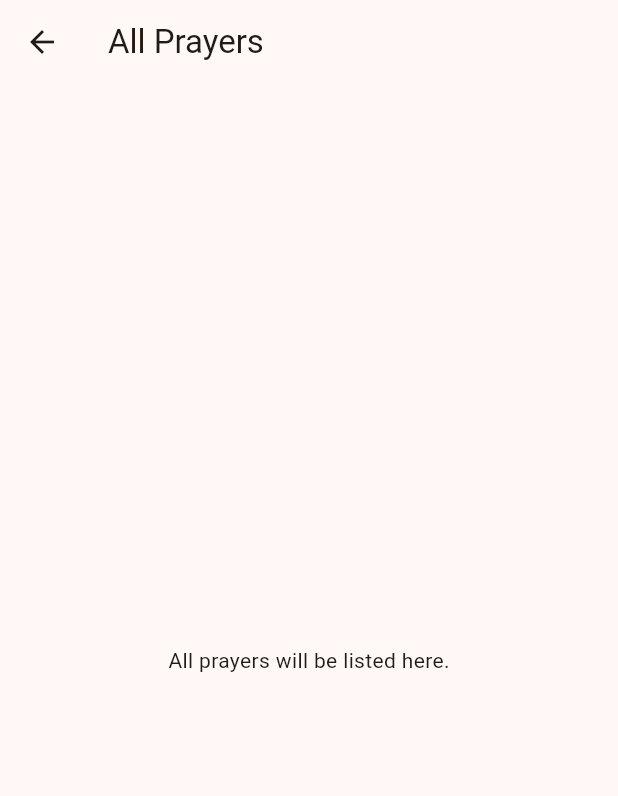
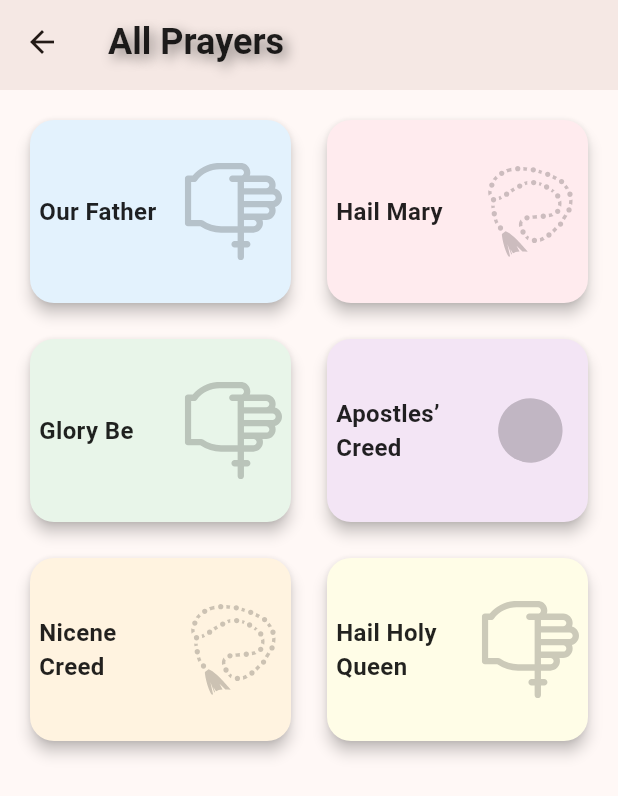
Before and after one commit to katendejericho5/catholicpal2, a Flutter app: the screen it shows after launch, after a tap on "See All", on a phone screen of 412 x 824 dp. Shown: the top 796 px of the screen. Run offline on Flutter 3.47's test engine with Material 3 defaults, Android fonts, the light colour scheme and no system bars; our stand-ins replace expandable, flutter_svg, font_awesome_flutter, get, scroll_to_index, scrollable_positioned_list and 1 more; missing offline and left inert: clipboard; network calls fail.

Commit message:
al prayers

```diff
--- a/catholicpal/lib/screens/home/all_prayers_page.dart
+++ b/catholicpal/lib/screens/home/all_prayers_page.dart
@@ -1,16 +1,72 @@
+import 'package:catholicpal/screens/widgets/cards.dart';
+import 'package:catholicpal/screens/widgets/custom_appbar.dart';
 import 'package:flutter/material.dart';
 
 class AllPrayersPage extends StatelessWidget {
-  const AllPrayersPage({super.key});
+  final List<CardWidget> prayers = [
+    CardWidget(
+      title: 'Our Father',
+      color: Colors.blue[50]!,
+      iconPath: 'assets/prayer-svgrepo-com.svg',
+    ),
+    CardWidget(
+      title: 'Hail Mary',
+      color: Colors.red[50]!,
+      iconPath: 'assets/prayer-beads-svgrepo-com.svg',
+    ),
+    CardWidget(
+      title: 'Glory Be',
+      color: Colors.green[50]!,
+      iconPath: 'assets/prayer-svgrepo-com.svg',
+    ),
+    CardWidget(
+      title: 'Apostles’ Creed',
+      color: const Color(0xFFF3E5F5),
+      iconPath: 'assets/breviary-svgrepo-com.svg',
+    ),
+    CardWidget(
+      title: 'Nicene Creed',
+      color: Colors.orange[50]!,
+      iconPath: 'assets/prayer-beads-svgrepo-com.svg',
+    ),
+    CardWidget(
+      title: 'Hail Holy Queen',
+      color: Colors.yellow[50]!,
+      iconPath: 'assets/prayer-svgrepo-com.svg',
+    ),
+    // Add more prayers as needed
+  ];
+
+  AllPrayersPage({super.key});
 
   @override
   Widget build(BuildContext context) {
     return Scaffold(
-      appBar: AppBar(
-        title: const Text('All Prayers'),
+      appBar: const CustomAppBar(
+        title: 'All Prayers',
+        // icon: Icons.menu_book_rounded,
+        // iconColor: Colors.deepOrange,
       ),
-      body: const Center(
-        child: Text('All prayers will be listed here.'),
+      body: GridView.builder(
+        padding: const EdgeInsets.all(16),
+        gridDelegate: const SliverGridDelegateWithFixedCrossAxisCount(
+          crossAxisCount: 2,
+          childAspectRatio: 1.4, // Adjust height of the cards
+          crossAxisSpacing: 16,
+          mainAxisSpacing: 16,
+        ),
+        itemCount: prayers.length,
+        itemBuilder: (context, index) {
+          final prayer = prayers[index];
+          return CardWidget(
+            title: prayer.title,
+            color: prayer.color,
+            iconPath: prayer.iconPath,
+            onTap: () {
+              // Handle prayer card tap
+            },
+          );
+        },
       ),
     );
   }
--- a/catholicpal/lib/screens/home/dashboard_page.dart
+++ b/catholicpal/lib/screens/home/dashboard_page.dart
@@ -87,8 +87,7 @@ class HomeContent extends StatelessWidget {
                   onTap: () {
                     Navigator.push(
                       context,
-                      MaterialPageRoute(
-                          builder: (context) => const AllPrayersPage()),
+                      MaterialPageRoute(builder: (context) => AllPrayersPage()),
                     );
                   },
                   child: Container(
--- a/catholicpal/lib/screens/home/devotions_page.dart
+++ b/catholicpal/lib/screens/home/devotions_page.dart
@@ -1,39 +1,39 @@
+import 'package:catholicpal/screens/widgets/cards.dart';
+import 'package:catholicpal/screens/widgets/custom_appbar.dart';
 import 'package:flutter/material.dart';
-import 'package:flutter_svg/flutter_svg.dart';
 
 class DevotionsPage extends StatelessWidget {
-  final List<DevotionCard> devotions = [
-    DevotionCard(
+  final List<CardWidget> devotions = [
+    CardWidget(
       title: 'Rosary',
       color: Colors.blue[50]!,
       iconPath: 'assets/breviary-svgrepo-com.svg',
     ),
-    DevotionCard(
+    CardWidget(
       title: 'Divine Mercy',
       color: Colors.red[50]!,
       iconPath: 'assets/breviary-svgrepo-com.svg',
     ),
-    DevotionCard(
+    CardWidget(
       title: 'Stations of the Cross',
       color: Colors.green[50]!,
       iconPath: 'assets/prayer-svgrepo-com.svg',
     ),
-    DevotionCard(
+    const CardWidget(
       title: 'Novenas',
-      color: const Color(0xFFF3E5F5),
+      color: Color(0xFFF3E5F5),
       iconPath: 'assets/prayer-svgrepo-com.svg',
     ),
-    DevotionCard(
+    CardWidget(
       title: 'Litanies',
       color: Colors.orange[50]!,
       iconPath: 'assets/breviary-svgrepo-com.svg',
     ),
-    DevotionCard(
+    CardWidget(
       title: 'Adoration',
       color: Colors.yellow[50]!,
       iconPath: 'assets/prayer-beads-svgrepo-com.svg',
     ),
-    // Add more devotions as needed
   ];
 
   DevotionsPage({super.key});
@@ -41,86 +41,32 @@ class DevotionsPage extends StatelessWidget {
   @override
   Widget build(BuildContext context) {
     return Scaffold(
-      appBar: AppBar(
-        title: const Text('Devotions'),
-        centerTitle: true,
+      appBar: const CustomAppBar(
+        title: 'Devotions',
+        icon: Icons.favorite,
+        iconColor: Colors.deepOrange,
       ),
       body: GridView.builder(
         padding: const EdgeInsets.all(16),
         gridDelegate: const SliverGridDelegateWithFixedCrossAxisCount(
           crossAxisCount: 2,
-          childAspectRatio: 1.4, // Slightly adjust height
+          childAspectRatio: 1.4,
           crossAxisSpacing: 16,
           mainAxisSpacing: 16,
         ),
         itemCount: devotions.length,
         itemBuilder: (context, index) {
-          return DevotionCardWidget(devotion: devotions[index]);
+          final devotion = devotions[index];
+          return CardWidget(
+            title: devotion.title,
+            color: devotion.color,
+            iconPath: devotion.iconPath,
+            onTap: () {
+              // Handle card tap
+            },
+          );
         },
       ),
     );
   }
 }
-
-class DevotionCard {
-  final String title;
-  final Color color;
-  final String iconPath;
-
-  DevotionCard({
-    required this.title,
-    required this.color,
-    required this.iconPath,
-  });
-}
-
-class DevotionCardWidget extends StatelessWidget {
-  final DevotionCard devotion;
-
-  const DevotionCardWidget({super.key, required this.devotion});
-
-  @override
-  Widget build(BuildContext context) {
-    return Card(
-      elevation: 4,
-      shape: RoundedRectangleBorder(
-        borderRadius: BorderRadius.circular(16),
-      ),
-      color: devotion.color,
-      child: InkWell(
-        onTap: () {
-          // Handle card tap
-        },
-        child: Padding(
-          padding: const EdgeInsets.symmetric(horizontal: 16.0, vertical: 20.0), // Increased padding for better spacing
-          child: Row(
-            children: [
-              Expanded(
-                flex: 3,
-                child: Text(
-                  devotion.title,
-                  style: const TextStyle(
-                    fontSize: 20, // Increased font size for better readability
-                    fontWeight: FontWeight.w600, // Increased font weight
-                    color: Colors.black87,
-                  ),
-                  textAlign: TextAlign.left,
-                ),
-              ),
-              Expanded(
-                flex: 2,
-                child: Opacity(
-                  opacity: 0.2,
-                  child: SvgPicture.asset(
-                    devotion.iconPath,
-                    fit: BoxFit.contain, // Ensures the SVG fits within its space
-                  ),
-                ),
-              ),
-            ],
-          ),
-        ),
-      ),
-    );
-  }
-}
--- /dev/null
+++ b/catholicpal/lib/screens/widgets/cards.dart
@@ -0,0 +1,60 @@
+import 'package:flutter/material.dart';
+import 'package:flutter_svg/flutter_svg.dart';
+
+class CardWidget extends StatelessWidget {
+  final String title;
+  final Color color;
+  final String iconPath;
+  final void Function()? onTap;
+
+  const CardWidget({
+    super.key,
+    required this.title,
+    required this.color,
+    required this.iconPath,
+    this.onTap,
+  });
+
+  @override
+  Widget build(BuildContext context) {
+    return Card(
+      elevation: 4,
+      shape: RoundedRectangleBorder(
+        borderRadius: BorderRadius.circular(16),
+      ),
+      color: color,
+      child: InkWell(
+        onTap: onTap,
+        child: Padding(
+          padding: const EdgeInsets.symmetric(horizontal: 6.0, vertical: 20.0),
+          child: Row(
+            children: [
+              Expanded(
+                flex: 3,
+                child: Text(
+                  title,
+                  style: const TextStyle(
+                    fontSize: 16,
+                    fontWeight: FontWeight.w600,
+                    color: Colors.black87,
+                  ),
+                  textAlign: TextAlign.left,
+                ),
+              ),
+              Expanded(
+                flex: 2,
+                child: Opacity(
+                  opacity: 0.2,
+                  child: SvgPicture.asset(
+                    iconPath,
+                    fit: BoxFit.contain,
+                  ),
+                ),
+              ),
+            ],
+          ),
+        ),
+      ),
+    );
+  }
+}
--- /dev/null
+++ b/catholicpal/lib/screens/widgets/custom_appbar.dart
@@ -0,0 +1,54 @@
+import 'package:flutter/material.dart';
+
+class CustomAppBar extends StatelessWidget implements PreferredSizeWidget {
+  final String title;
+  final IconData? icon; // Make the icon optional by using IconData?
+  final Color iconColor;
+
+  const CustomAppBar({
+    super.key,
+    required this.title,
+    this.icon, // Optional icon parameter
+    this.iconColor = Colors.deepOrange,
+  });
+
+  @override
+  Size get preferredSize => const Size.fromHeight(60.0);
+
+  @override
+  Widget build(BuildContext context) {
+    return AppBar(
+      elevation: 4,
+      title: Row(
+        mainAxisAlignment: MainAxisAlignment.start,
+        crossAxisAlignment: CrossAxisAlignment.center,
+        children: [
+          if (icon != null) ...[
+            Icon(
+              icon!,
+              color: iconColor,
+              size: 28,
+            ),
+            const SizedBox(width: 10),
+          ],
+          Text(
+            title,
+            style: const TextStyle(
+              fontSize: 24,
+              fontWeight: FontWeight.bold,
+              color: Colors.black87,
+              shadows: [
+                Shadow(
+                  blurRadius: 10.0,
+                  color: Colors.black45,
+                  offset: Offset(3, 3),
+                ),
+              ],
+            ),
+          ),
+        ],
+      ),
+      centerTitle: true,
+    );
+  }
+}
```
